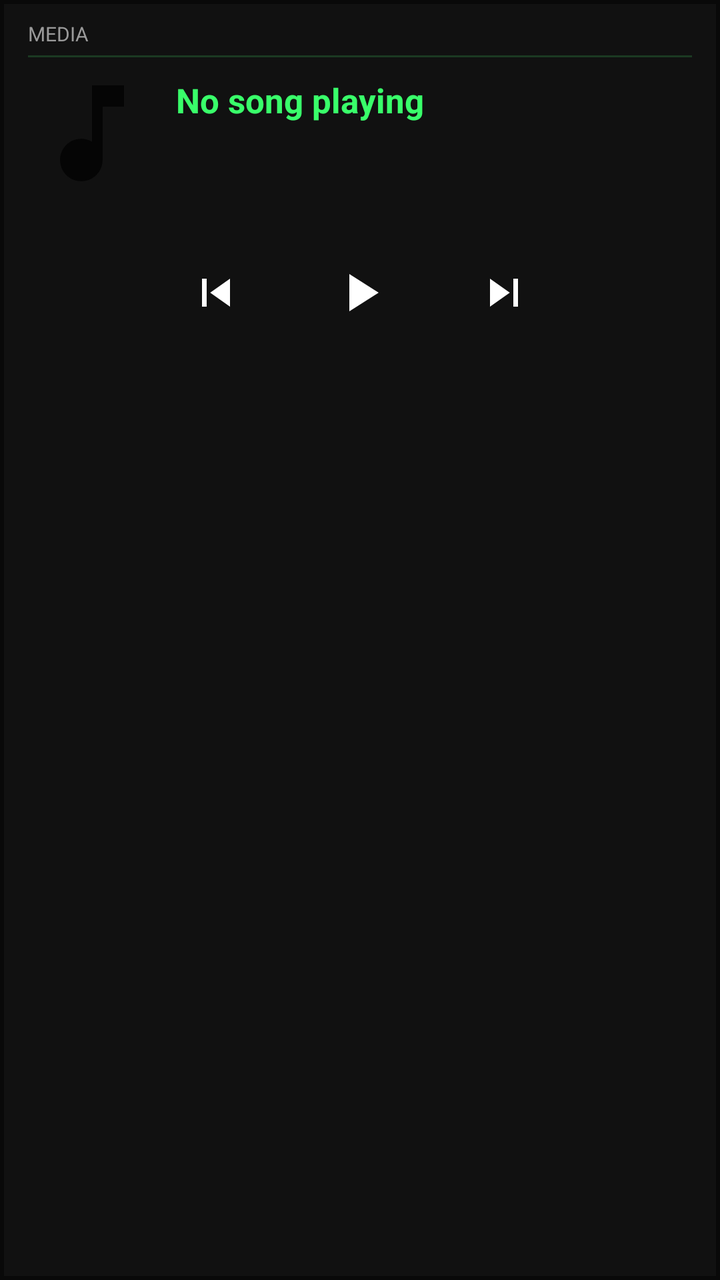
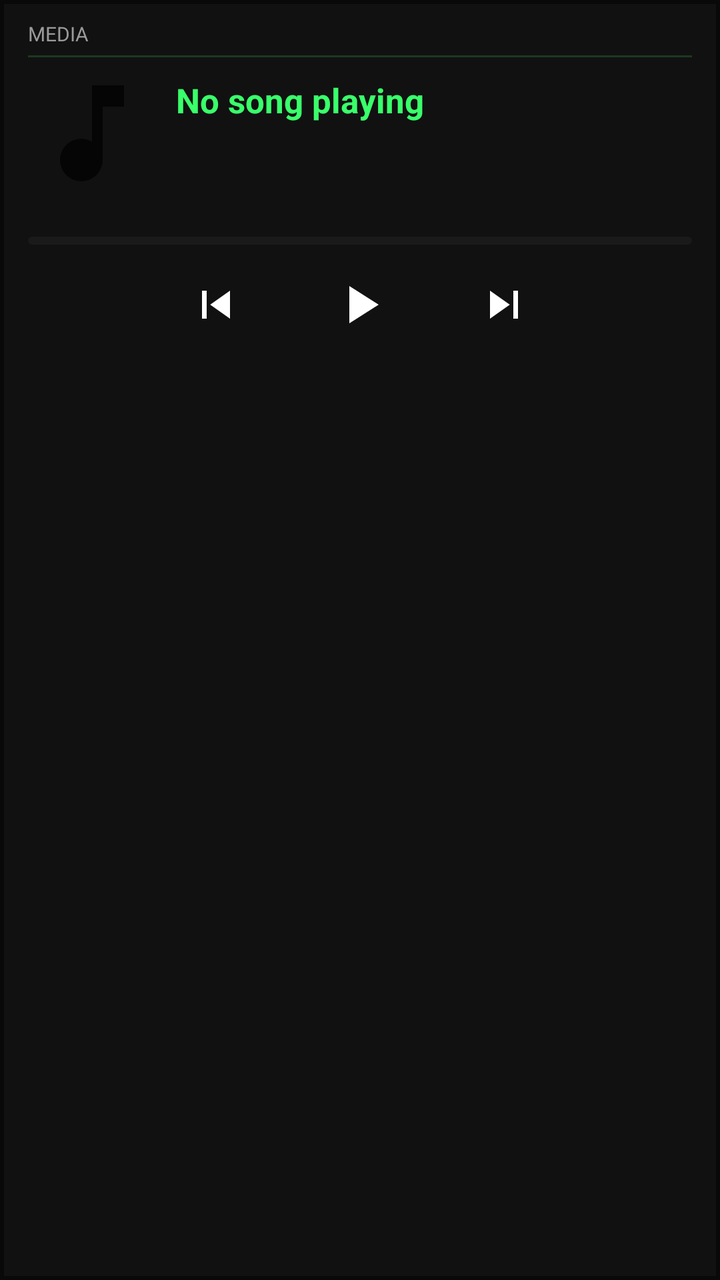

Screens rendered from an Android XML layout before and after an edit, with the pre-edit source and the edit as a unified diff.
<!-- AndroidManifest.xml: application theme Theme.MusicPlayer -->
<!-- res/layout/widget_player.xml -->
<?xml version="1.0" encoding="utf-8"?>
<LinearLayout xmlns:android="http://schemas.android.com/apk/res/android"
    android:layout_width="match_parent"
    android:layout_height="match_parent"
    android:orientation="vertical"
    android:background="#090909"
    android:padding="2dp">

    <LinearLayout
        android:layout_width="match_parent"
        android:layout_height="match_parent"
        android:orientation="vertical"
        android:background="#111111"
        android:paddingStart="12dp"
        android:paddingEnd="12dp"
        android:paddingTop="8dp"
        android:paddingBottom="8dp">

        
        <TextView
            android:id="@+id/widgetHeader"
            android:layout_width="match_parent"
            android:layout_height="wrap_content"
            android:text="MEDIA"
            android:textColor="#9A9A9A"
            android:textSize="10sp"
            android:maxLines="1" />

        
        <TextView
            android:id="@+id/widgetDivider"
            android:layout_width="match_parent"
            android:layout_height="1dp"
            android:background="#1B3A22"
            android:layout_marginTop="4dp"
            android:layout_marginBottom="6dp" />

        
        <LinearLayout
            android:layout_width="match_parent"
            android:layout_height="wrap_content"
            android:orientation="horizontal"
            android:gravity="center_vertical"
            android:layout_marginBottom="4dp">

            <ImageView
                android:id="@+id/widgetAlbumArt"
                android:layout_width="64dp"
                android:layout_height="64dp"
                android:scaleType="centerCrop"
                android:src="@drawable/ic_album" />

            <LinearLayout
                android:layout_width="0dp"
                android:layout_height="wrap_content"
                android:layout_weight="1"
                android:orientation="vertical"
                android:paddingStart="10dp">

                <TextView
                    android:id="@+id/widgetTitle"
                    android:layout_width="match_parent"
                    android:layout_height="wrap_content"
                    android:text="No song playing"
                    android:textColor="#39FF6A"
                    android:textSize="17sp"
                    android:textStyle="bold"
                    android:maxLines="1"
                    android:ellipsize="end" />

                <TextView
                    android:id="@+id/widgetArtist"
                    android:layout_width="match_parent"
                    android:layout_height="wrap_content"
                    android:text=""
                    android:textColor="#9A9A9A"
                    android:textSize="12sp"
                    android:maxLines="1"
                    android:ellipsize="end"
                    android:layout_marginTop="1dp" />

                <TextView
                    android:id="@+id/widgetStatus"
                    android:layout_width="wrap_content"
                    android:layout_height="wrap_content"
                    android:text=""
                    android:textColor="#39FF6A"
                    android:textSize="10sp"
                    android:textStyle="bold"
                    android:layout_marginTop="2dp" />
            </LinearLayout>
        </LinearLayout>

        
        <TextView
            android:id="@+id/widgetProgressText"
            android:layout_width="match_parent"
            android:layout_height="wrap_content"
            android:text=""
            android:textColor="#9A9A9A"
            android:textSize="10sp"
            android:gravity="center"
            android:layout_marginBottom="4dp" />

        
        <LinearLayout
            android:layout_width="match_parent"
            android:layout_height="wrap_content"
            android:orientation="horizontal"
            android:gravity="center">

            <ImageView
                android:id="@+id/widgetPrev"
                android:layout_width="44dp"
                android:layout_height="44dp"
                android:padding="8dp"
                android:src="@drawable/ic_notif_prev"
                android:contentDescription="Previous" />

            <ImageView
                android:id="@+id/widgetPlayPause"
                android:layout_width="52dp"
                android:layout_height="52dp"
                android:padding="10dp"
                android:layout_marginStart="24dp"
                android:layout_marginEnd="24dp"
                android:src="@drawable/ic_notif_play"
                android:contentDescription="Play/Pause" />

            <ImageView
                android:id="@+id/widgetNext"
                android:layout_width="44dp"
                android:layout_height="44dp"
                android:padding="8dp"
                android:src="@drawable/ic_notif_next"
                android:contentDescription="Next" />
        </LinearLayout>

    </LinearLayout>

</LinearLayout>
<!-- resources referenced by this layout -->
<resources>
  <!-- drawable ic_album (drawable) -->
  <vector xmlns:android="http://schemas.android.com/apk/res/android"
      android:width="120dp"
      android:height="120dp"
      android:viewportWidth="24"
      android:viewportHeight="24"
      android:tint="@color/md_primary">
      <path
          android:fillColor="@android:color/white"
          android:pathData="M12,3v10.55c-0.59,-0.34 -1.27,-0.55 -2,-0.55 -2.21,0 -4,1.79 -4,4s1.79,4 4,4 4,-1.79 4,-4V7h4V3h-6z" />
  </vector>
  <!-- drawable ic_notif_next (drawable) -->
  <vector xmlns:android="http://schemas.android.com/apk/res/android"
      android:width="24dp"
      android:height="24dp"
      android:viewportWidth="24"
      android:viewportHeight="24">
      <path
          android:fillColor="#FFFFFF"
          android:pathData="M6,18l8.5,-6L6,6zM16,6v12h2V6z" />
  </vector>
  <!-- drawable ic_notif_play (drawable) -->
  <vector xmlns:android="http://schemas.android.com/apk/res/android"
      android:width="24dp"
      android:height="24dp"
      android:viewportWidth="24"
      android:viewportHeight="24">
      <path
          android:fillColor="#FFFFFF"
          android:pathData="M8,5v14l11,-7z" />
  </vector>
  <!-- drawable ic_notif_prev (drawable) -->
  <vector xmlns:android="http://schemas.android.com/apk/res/android"
      android:width="24dp"
      android:height="24dp"
      android:viewportWidth="24"
      android:viewportHeight="24">
      <path
          android:fillColor="#FFFFFF"
          android:pathData="M6,6h2v12H6zM9.5,12l8.5,6V6z" />
  </vector>
  <style name="Theme.MusicPlayer" parent="Theme.MaterialComponents.DayNight.NoActionBar">
          <item name="colorPrimary">@color/md_primary</item>
          <item name="colorPrimaryVariant">@color/md_primary_dark</item>
          <item name="colorOnPrimary">@color/text_primary</item>
          <item name="colorSecondary">@color/md_accent</item>
          <item name="colorSecondaryVariant">@color/md_accent</item>
          <item name="colorOnSecondary">@color/black</item>
          <item name="android:colorBackground">@color/md_bg</item>
          <item name="android:statusBarColor" tools:targetApi="l">@color/md_primary_dark</item>
          <item name="android:windowLightStatusBar" tools:targetApi="m">false</item>
          <item name="colorControlActivated">@color/md_accent</item>
          <item name="colorControlHighlight">@color/md_accent</item>
      </style>
  <color name="md_primary">#050505</color>
  <color name="md_primary_dark">#050505</color>
  <color name="text_primary">#F2F2F2</color>
  <color name="md_accent">#39FF6A</color>
  <color name="black">#FF000000</color>
  <color name="md_bg">#050505</color>
</resources>

<!-- the commit's change to res/layout/widget_player.xml (unified diff, before → after) -->
@@ -100,7 +100,18 @@
             android:textColor="#9A9A9A"
             android:textSize="10sp"
             android:gravity="center"
-            android:layout_marginBottom="4dp" />
+            android:layout_marginBottom="2dp" />
+
+        <ProgressBar
+            android:id="@+id/widgetProgressBar"
+            style="@android:style/Widget.ProgressBar.Horizontal"
+            android:layout_width="match_parent"
+            android:layout_height="4dp"
+            android:layout_marginBottom="4dp"
+            android:max="1000"
+            android:progress="0"
+            android:indeterminate="false"
+            android:progressDrawable="@drawable/notif_progress_drawable" />
 
         
         <LinearLayout
<!-- resource entries referenced after the edit -->
@@ -41,6 +41,24 @@
           android:fillColor="#FFFFFF"
           android:pathData="M6,6h2v12H6zM9.5,12l8.5,6V6z" />
   </vector>
+  <!-- drawable notif_progress_drawable (drawable) -->
+  <?xml version="1.0" encoding="utf-8"?>
+  <layer-list xmlns:android="http://schemas.android.com/apk/res/android">
+      <item android:id="@android:id/background">
+          <shape android:shape="rectangle">
+              <solid android:color="#1A1A1A" />
+              <corners android:radius="3dp" />
+          </shape>
+      </item>
+      <item android:id="@android:id/progress">
+          <clip>
+              <shape android:shape="rectangle">
+                  <solid android:color="#39FF6A" />
+                  <corners android:radius="3dp" />
+              </shape>
+          </clip>
+      </item>
+  </layer-list>
   <style name="Theme.MusicPlayer" parent="Theme.MaterialComponents.DayNight.NoActionBar">
           <item name="colorPrimary">@color/md_primary</item>
           <item name="colorPrimaryVariant">@color/md_primary_dark</item>
